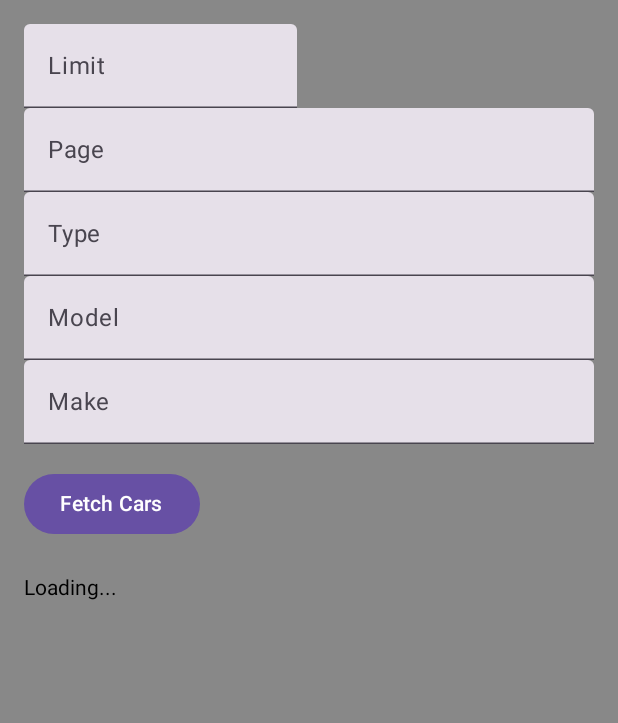
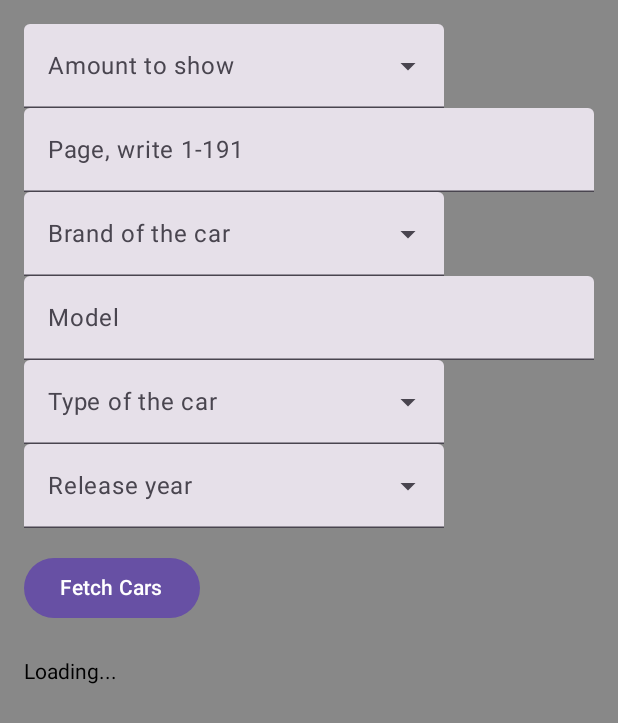
Before and after one commit to Abnormaliz/cars_app, an Android app built with Jetpack Compose: the DownloadFragment screen opened through its navigation route, on a phone screen of 412 x 824 dp. Shown: the top 723 px of the screen. Run offline under Robolectric (Android 15) with nearby library versions, the phone set to English and light mode, and no system bars; our stand-ins replace Room's generated code, livedata-compose.

Commit message:
1. added DropDownMenu 2. added lists for api's params

```diff
--- a/app/src/main/java/com/example/thecars/app/presentation/fragments/DownloadFragment.kt
+++ b/app/src/main/java/com/example/thecars/app/presentation/fragments/DownloadFragment.kt
@@ -6,14 +6,16 @@ import android.view.View
 import android.view.ViewGroup
 import androidx.compose.foundation.background
 import androidx.compose.foundation.layout.Column
-import androidx.compose.foundation.layout.Row
 import androidx.compose.foundation.layout.fillMaxSize
 import androidx.compose.foundation.layout.fillMaxWidth
 import androidx.compose.foundation.layout.padding
-import androidx.compose.foundation.layout.width
 import androidx.compose.foundation.rememberScrollState
 import androidx.compose.foundation.verticalScroll
 import androidx.compose.material3.Button
+import androidx.compose.material3.DropdownMenuItem
+import androidx.compose.material3.ExperimentalMaterial3Api
+import androidx.compose.material3.ExposedDropdownMenuBox
+import androidx.compose.material3.ExposedDropdownMenuDefaults
 import androidx.compose.material3.Text
 import androidx.compose.material3.TextField
 import androidx.compose.runtime.Composable
@@ -28,6 +30,10 @@ import androidx.compose.ui.platform.ComposeView
 import androidx.compose.ui.unit.dp
 import androidx.fragment.app.Fragment
 import com.example.thecars.app.presentation.vm.DownloadViewModel
+import com.example.thecars.data.remote.apiBrands
+import com.example.thecars.data.remote.apiLimits
+import com.example.thecars.data.remote.apiTypes
+import com.example.thecars.data.remote.apiYears
 import org.koin.androidx.viewmodel.ext.android.viewModel
 
 
@@ -61,52 +67,45 @@ fun DownloadScreen(viewModel: DownloadViewModel) {
         var type by remember { mutableStateOf("") }
         var model by remember { mutableStateOf("") }
         var make by remember { mutableStateOf("") }
+        var year by remember { mutableStateOf("") }
 
         Column(modifier = Modifier.padding(16.dp)) {
-            Row(modifier = Modifier.fillMaxWidth()) {
-                TextField(
-                    value = limit,
-                    onValueChange = { limit = it },
-                    label = { Text("Limit") },
-                    modifier = Modifier
-                        .weight(1f)
-                        .padding(end = 8.dp)
-                )
-                Text(
-                    text = limit,
-                    modifier = Modifier
-                        .weight(1f)
-                        .padding(start = 8.dp)
-                )
-            }
+            DropDownMenu(
+                items = apiLimits,
+                selectedItem = limit,
+                onItemSelected = { selectedItem -> limit = selectedItem},
+                text = "Amount to show")
             TextField(
                 value = page,
                 onValueChange = { page = it },
-                label = { Text("Page") },
+                label = { Text("Page, write 1-191") },
                 modifier = Modifier.fillMaxWidth()
             )
-            TextField(
-                value = type,
-                onValueChange = { type = it },
-                label = { Text("Type") },
-                modifier = Modifier.fillMaxWidth()
-            )
+            DropDownMenu(
+                items = apiBrands,
+                selectedItem = make,
+                onItemSelected = { selectedItem -> make = selectedItem},
+                text = "Brand of the car")
             TextField(
                 value = model,
                 onValueChange = { model = it },
                 label = { Text("Model") },
                 modifier = Modifier.fillMaxWidth()
             )
-            TextField(
-                value = make,
-                onValueChange = { make = it },
-                label = { Text("Make") },
-                modifier = Modifier.fillMaxWidth()
-            )
+            DropDownMenu(
+                items = apiTypes,
+                selectedItem = type,
+                onItemSelected = { selectedItem -> type = selectedItem},
+                text = "Type of the car")
+            DropDownMenu(
+                items = apiYears,
+                selectedItem = year,
+                onItemSelected = { selectedItem -> year = selectedItem},
+                text = "Release year")
 
             Button(
                 onClick = {
-                    viewModel.fetchCarData(limit, page, type, model, make)
+                    viewModel.fetchCarData(limit, page, type, model, make, year)
                 },
                 modifier = Modifier.padding(top = 16.dp)
             ) {
@@ -129,3 +128,43 @@ fun DownloadScreen(viewModel: DownloadViewModel) {
         }
     }
 }
+
+@OptIn(ExperimentalMaterial3Api::class)
+@Composable
+fun DropDownMenu(items: List<String>, selectedItem: String, onItemSelected: (String) -> Unit, text: String) {
+
+    var isExpanded by remember {
+        mutableStateOf(false)
+    }
+    Column(
+        modifier = Modifier
+            .fillMaxWidth()
+        ) {
+        ExposedDropdownMenuBox(
+            expanded = isExpanded,
+            onExpandedChange = { isExpanded = !isExpanded })
+        {
+            TextField(
+                label = {Text(text)},
+                modifier = Modifier.menuAnchor(),
+                value = selectedItem,
+                onValueChange = {},
+                readOnly = true,
+                trailingIcon = { ExposedDropdownMenuDefaults.TrailingIcon(expanded = isExpanded)
+            })
+            ExposedDropdownMenu(
+                expanded = isExpanded,
+                onDismissRequest = { isExpanded = false }) {
+                items.forEach {item ->
+                    DropdownMenuItem(
+                        text = { Text(text = item) },
+                        onClick = {
+                            onItemSelected(item)
+                            isExpanded = false
+                        },
+                        contentPadding = ExposedDropdownMenuDefaults.ItemContentPadding)
+                }
+            }
+        }
+    }
+}
--- a/app/src/main/java/com/example/thecars/app/presentation/vm/DownloadViewModel.kt
+++ b/app/src/main/java/com/example/thecars/app/presentation/vm/DownloadViewModel.kt
@@ -21,7 +21,8 @@ class DownloadViewModel(private val getCarFromApiUseCase: GetCarFromApiUseCaseIm
         page: String,
         type: String?,
         model: String?,
-        make: String?
+        make: String?,
+        year: String?
     ) {
         viewModelScope.launch {
             try {
@@ -30,7 +31,8 @@ class DownloadViewModel(private val getCarFromApiUseCase: GetCarFromApiUseCaseIm
                     page,
                     type,
                     model,
-                    make
+                    make,
+                    year
                 ).map { it.toCutCar() }
                 _cutCars.postValue(cars)
             } catch (e: Exception) {
--- a/data/src/main/java/com/example/thecars/data/remote/CarApi.kt
+++ b/data/src/main/java/com/example/thecars/data/remote/CarApi.kt
@@ -13,6 +13,7 @@ interface CarApi {
         @Query("page") page: String,
         @Query("type") type : String? = null,
         @Query("model") model : String? = null,
-        @Query("make") make : String? = null
+        @Query("make") make : String? = null,
+        @Query("year") year : String? = null
     ): List<RemoteCar>
 }
--- /dev/null
+++ b/data/src/main/java/com/example/thecars/data/remote/ParamLists.kt
@@ -0,0 +1,161 @@
+package com.example.thecars.data.remote
+
+val apiTypes = listOf(
+    "Sedan",
+    "Coupe",
+    "Convertible",
+    "Hatchback",
+    "Wagon",
+    "SUV",
+    "Pickup",
+    "Van/Minivan")
+
+val apiBrands = listOf(
+    "Acura",
+    "Alfa Romeo",
+    "Aston Martin",
+    "Audi",
+    "Bentley",
+    "BMW",
+    "Buick",
+    "Cadillac",
+    "Chevrolet",
+    "Chrysler",
+    "Daewoo",
+    "Daihatsu",
+    "Dodge",
+    "Eagle",
+    "Ferrari",
+    "FIAT",
+    "Fisker",
+    "Ford",
+    "Freightliner",
+    "Genesis",
+    "Geo",
+    "GMC",
+    "Honda",
+    "HUMMER",
+    "Hyundai",
+    "INFINITI",
+    "Isuzu",
+    "Jaguar",
+    "Jeep",
+    "Kia",
+    "Lamborghini",
+    "Land Rover",
+    "Lexus",
+    "Lincoln",
+    "Lotus",
+    "Maserati",
+    "Maybach",
+    "MAZDA",
+    "McLaren",
+    "Mercedes-Benz",
+    "Mercury",
+    "MINI",
+    "Mitsubishi",
+    "Nissan",
+    "Oldsmobile",
+    "Panoz",
+    "Plymouth",
+    "Pontiac",
+    "Porsche",
+    "Ram",
+    "Rolls-Royce",
+    "Saab",
+    "Saturn",
+    "Scion",
+    "smart",
+    "SRT",
+    "Subaru",
+    "Suzuki",
+    "Tesla",
+    "Toyota",
+    "Volkswagen",
+    "Volvo"
+)
+
+val apiYears = listOf(
+    "2020",
+    "2019",
+    "2018",
+    "2017",
+    "2016",
+    "2015",
+    "2014",
+    "2013",
+    "2012",
+    "2011",
+    "2010",
+    "2009",
+    "2008",
+    "2007",
+    "2006",
+    "2005",
+    "2004",
+    "2003",
+    "2002",
+    "2001",
+    "2000",
+    "1999",
+    "1998",
+    "1997",
+    "1996",
+    "1995",
+    "1994",
+    "1993",
+    "1992"
+)
+
+val apiLimits = listOf(
+   "1",
+   "2",
+   "3",
+   "4",
+   "5",
+   "6",
+   "7",
+   "8",
+   "9",
+    "10",
+    "11",
+    "12",
+    "13",
+    "14",
+    "15",
+    "16",
+    "17",
+    "18",
+    "19",
+    "20",
+    "21",
+    "22",
+    "23",
+    "24",
+    "25",
+    "26",
+    "27",
+    "28",
+    "29",
+    "30",
+    "31",
+    "32",
+    "33",
+    "34",
+    "35",
+    "36",
+    "37",
+    "38",
+    "39",
+    "40",
+    "41",
+    "42",
+    "43",
+    "44",
+    "45",
+    "46",
+    "47",
+    "48",
+    "49",
+    "50"
+)
--- a/domain/src/main/java/com/example/thecars/domain/usecaseImpl/GetCarFromApiUseCaseImpl.kt
+++ b/domain/src/main/java/com/example/thecars/domain/usecaseImpl/GetCarFromApiUseCaseImpl.kt
@@ -10,8 +10,9 @@ class GetCarFromApiUseCaseImpl(private val carApi: CarApi) : GetCarFromApiUseCas
         page: String,
         type: String?,
         model: String?,
-        make: String?
+        make: String?,
+        year: String?
     ): List<RemoteCar> {
-        return carApi.getCar(limit, page, type, model, make)
+        return carApi.getCar(limit, page, type, model, make, year)
     }
 }
--- a/domain/src/main/java/com/example/thecars/domain/usecases/GetCarFromApiUseCase.kt
+++ b/domain/src/main/java/com/example/thecars/domain/usecases/GetCarFromApiUseCase.kt
@@ -8,7 +8,8 @@ interface GetCarFromApiUseCase {
         page: String,
         type: String?,
         model: String?,
-        make: String?
+        make: String?,
+        year: String?
     ): List<RemoteCar>
 
 }
```
